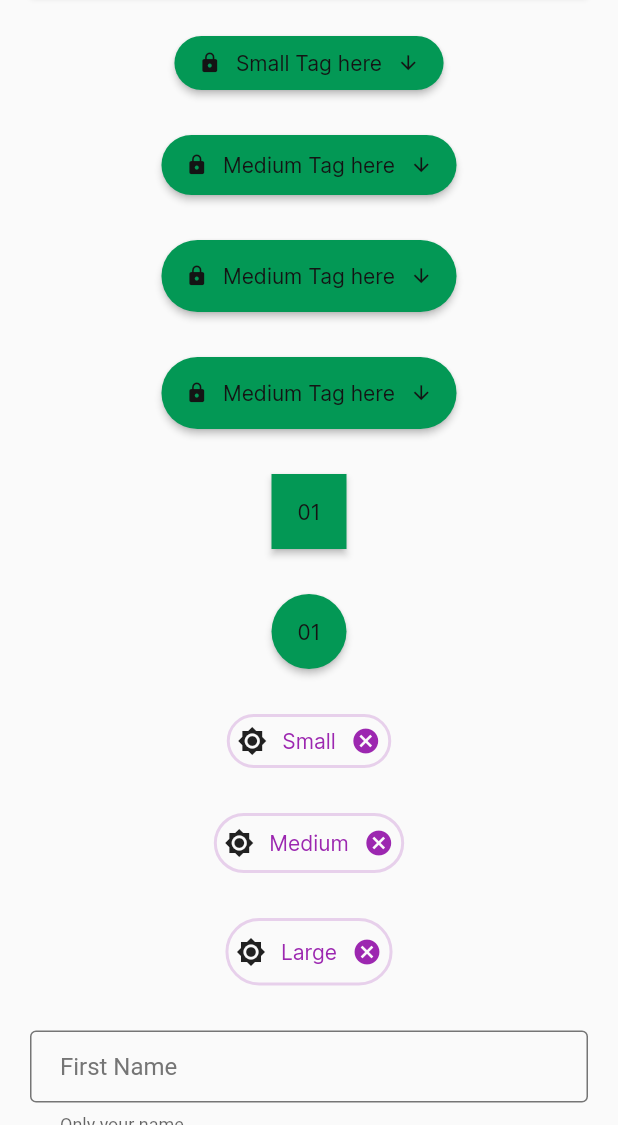
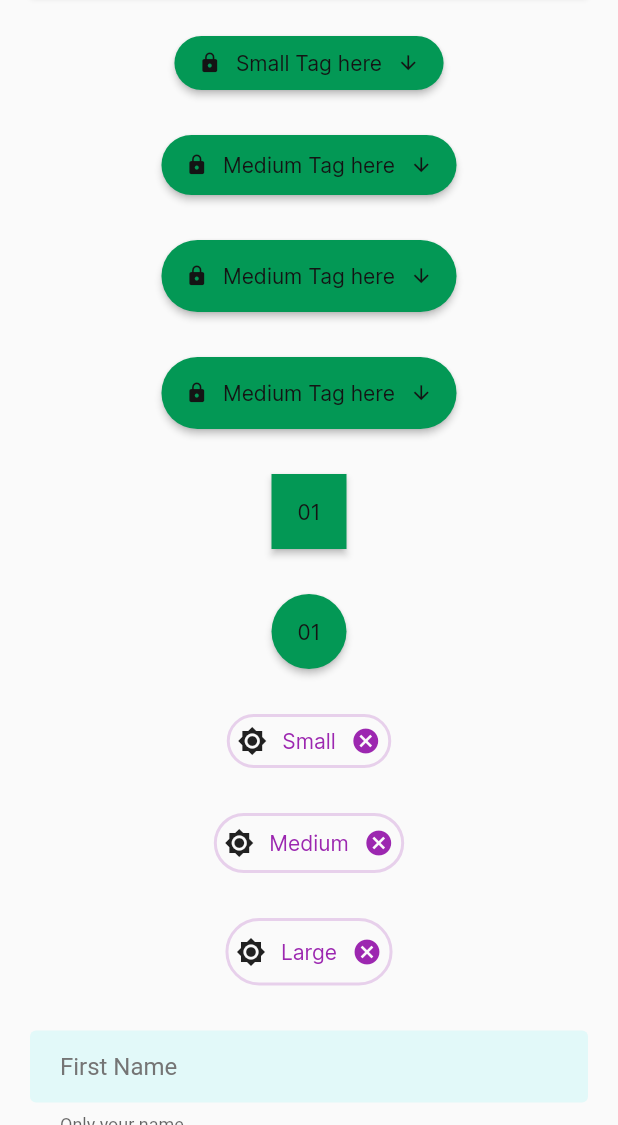
Before and after one commit to MayJuun/design_system, a Flutter app: the screen it shows after launch, scrolled down 576 dp, on a phone screen of 412 x 824 dp, the part 111-1236 px from its top. Run offline on Flutter 3.47's test engine with Material 2 defaults, Android fonts, the phone set to English and light mode, and no system bars.

Commit message:
update: Form theme, fill color activated

```diff
--- a/lib/main.dart
+++ b/lib/main.dart
@@ -1,5 +1,6 @@
 import 'package:flutter/material.dart';
 import 'package:mayjuun_design_system/mayjuun_design_system.dart';
+import 'package:mayjuun_design_system/src/enums/form_input_type.dart';
 
 void main() {
   runApp(const MyApp());
@@ -19,7 +20,8 @@ class MyApp extends StatelessWidget {
           inputDecorationTheme: FormInputTheme.outlineFormTheme(
               enabledColor: LightThemeColors.enabledBorder,
               focusedColor: LightThemeColors.backgroundAccent,
-              themeMode: ThemeModeType.lightTheme)),
+              themeMode: ThemeModeType.lightTheme,
+              formType: FormInputType.fill)),
       home: const MyHomePage(title: 'Design System Demo'),
     );
   }
--- /dev/null
+++ b/lib/src/enums/form_input_type.dart
@@ -0,0 +1 @@
+enum FormInputType { outline, fill, borderless }
--- a/lib/src/forms/outline/form_outline_theme.dart
+++ b/lib/src/forms/outline/form_outline_theme.dart
@@ -2,12 +2,14 @@
 
 import 'package:flutter/material.dart';
 import 'package:mayjuun_design_system/mayjuun_design_system.dart';
+import 'package:mayjuun_design_system/src/enums/form_input_type.dart';
 
 class FormInputTheme {
   //params enabled color, focused Color, form themeMode,
   static InputDecorationTheme outlineFormTheme(
       {required Color enabledColor,
       required Color focusedColor,
+      required FormInputType formType,
       required ThemeModeType themeMode}) {
     return InputDecorationTheme(
         //General Border Color
@@ -15,14 +17,17 @@ class FormInputTheme {
           borderSide: BorderSide(
               color: themeMode == ThemeModeType.lightTheme
                   ? LightThemeColors.enabledBorder
-                  : DarkThemeColors.enabledBorder),
+                  : DarkThemeColors.enabledBorder,
+              width: formType == FormInputType.outline ? 1 : 0),
         ),
 
         //Enabled Border Color
         enabledBorder: OutlineInputBorder(
           borderSide: BorderSide(
-            color: enabledColor,
-          ),
+              color: formType == FormInputType.outline
+                  ? enabledColor
+                  : Colors.transparent,
+              width: formType == FormInputType.outline ? 1 : 0),
         ),
 
         //Focused Border Color
@@ -45,7 +50,6 @@ class FormInputTheme {
             color: Colors.red,
           ),
         ),
-
         //Disabled Border
         disabledBorder: OutlineInputBorder(
           borderSide: BorderSide(
@@ -56,14 +60,11 @@ class FormInputTheme {
         errorStyle: TextStyle(
           color: LightThemeColors.negative,
         ),
+        fillColor: formType == FormInputType.fill
+            ? focusedColor.withOpacity(.15)
+            : Colors.transparent,
+        filled: formType == FormInputType.outline ? false : true,
         alignLabelWithHint: true,
         contentPadding: EdgeInsets.symmetric(vertical: 5, horizontal: 20));
   }
 }
-
-// focusedBorder: UnderlineInputBorder(
-//   // borderRadius: BorderRadius.circular(25.0),
-//   borderSide: BorderSide(
-//     color: Colors.grey.shade700,
-//   ),
-// ),
```
